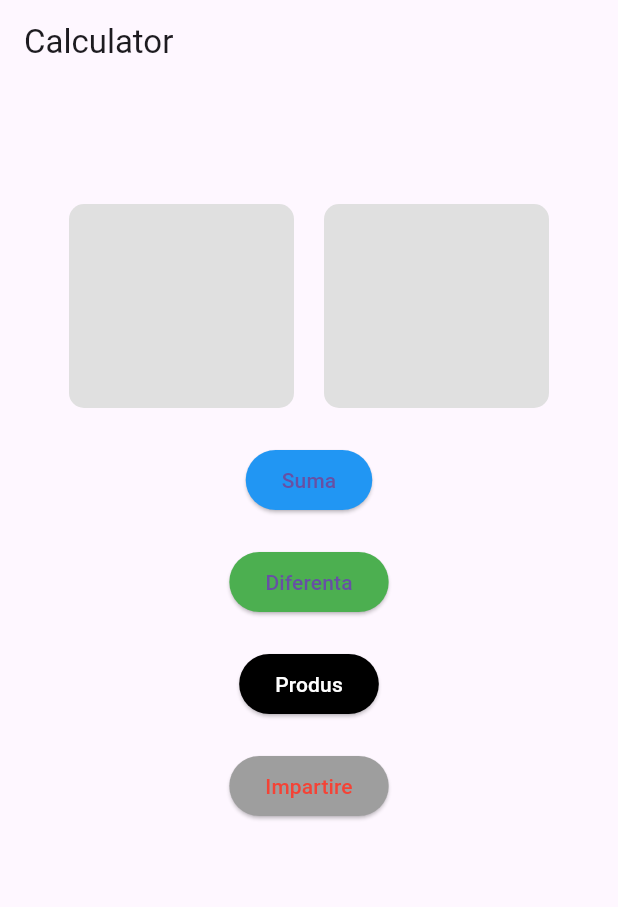
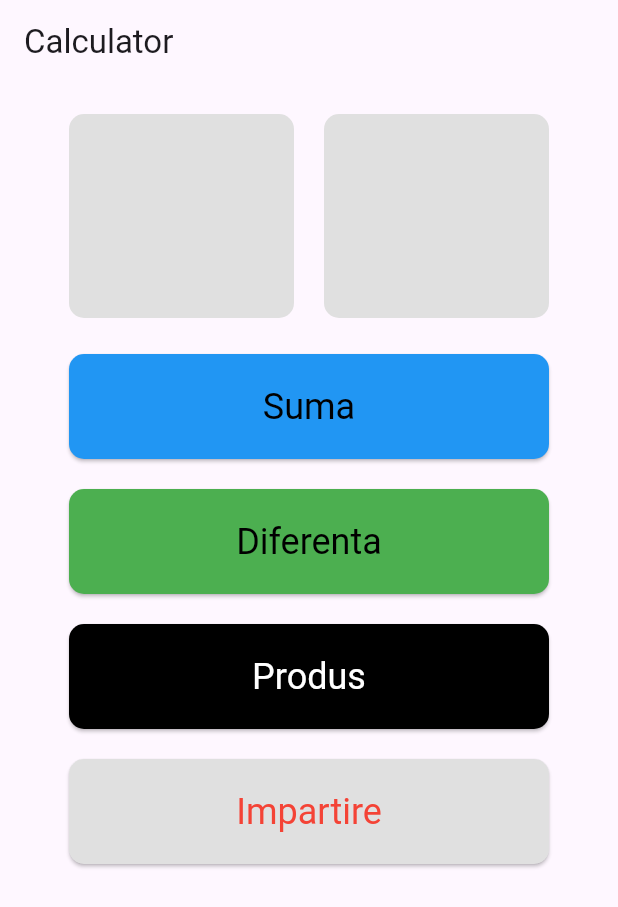
Before and after one commit to LucianaVoica/Flutter---compute, a Flutter app: the screen it shows after launch, on a phone screen of 412 x 824 dp. Shown: the top 907 px of the screen. Run offline on Flutter 3.47's test engine with Material 3 defaults, Android fonts, the phone set to English and light mode, and no system bars.

Commit message:
elevatedButtonTheme

```diff
--- a/lib/presentation/widgets/my_form.dart
+++ b/lib/presentation/widgets/my_form.dart
@@ -1,5 +1,4 @@
 import 'package:flutter/material.dart';
-import 'package:flutter/services.dart';
 import 'package:flutter_test1/presentation/widgets/input_form.dart';
 
 import 'package:flutter_test1/services/compute_service.dart';
@@ -46,7 +45,7 @@ class MyCustomFormState extends State<MyCustomForm> {
       key: formKey,
       child: Column(
         children: <Widget>[
-          SizedBox(height: 80),
+          SizedBox(height: 20),
           Row(
             mainAxisAlignment: MainAxisAlignment.center,
             children: [
@@ -67,11 +66,11 @@ class MyCustomFormState extends State<MyCustomForm> {
                 );
               });
             },
-
-            style: ButtonStyle(
-              backgroundColor: WidgetStatePropertyAll<Color>(Colors.blue),
+            style: ElevatedButton.styleFrom(backgroundColor: Colors.blue),
+            child: Text(
+              "Suma",
+              style: TextStyle(color: Colors.black, fontSize: 24),
             ),
-            child: Text("Suma"),
           ),
 
           SizedBox(height: 20),
@@ -85,10 +84,11 @@ class MyCustomFormState extends State<MyCustomForm> {
                 );
               });
             },
-            style: ButtonStyle(
-              backgroundColor: WidgetStatePropertyAll<Color>(Colors.green),
+            style: ElevatedButton.styleFrom(backgroundColor: Colors.green),
+            child: Text(
+              "Diferenta",
+              style: TextStyle(color: Colors.black, fontSize: 24),
             ),
-            child: Text("Diferenta"),
           ),
 
           SizedBox(height: 20),
@@ -102,9 +102,7 @@ class MyCustomFormState extends State<MyCustomForm> {
                 );
               });
             },
-            style: ButtonStyle(
-              backgroundColor: WidgetStatePropertyAll<Color>(Colors.black),
-            ),
+            style: ElevatedButton.styleFrom(backgroundColor: Colors.black),
             child: Text("Produs", style: TextStyle(color: Colors.white)),
           ),
 
@@ -119,9 +117,6 @@ class MyCustomFormState extends State<MyCustomForm> {
                 );
               });
             },
-            style: ButtonStyle(
-              backgroundColor: WidgetStatePropertyAll<Color>(Colors.grey),
-            ),
             child: Text("Impartire", style: TextStyle(color: Colors.red)),
           ),
           SizedBox(height: 20),
--- a/lib/theme/theme.dart
+++ b/lib/theme/theme.dart
@@ -5,10 +5,19 @@ class AppTheme {
     //? theme extrasa in pachet-> fisier separat
     textTheme: TextTheme(
       displaySmall: const TextStyle(
-        fontSize: 25,
+        fontSize: 30,
         fontWeight: FontWeight.normal,
       ),
     ),
-    // elevatedButtonTheme:
+    elevatedButtonTheme: ElevatedButtonThemeData(
+      style: ElevatedButton.styleFrom(
+        backgroundColor: Colors.grey.shade300,
+        fixedSize: Size(320, 70),
+        shape: RoundedRectangleBorder(
+          borderRadius: BorderRadius.circular(10), // Colțuri rotunjite
+        ),
+        textStyle: TextStyle(color: Colors.black, fontSize: 24),
+      ),
+    ),
   );
 }
```
